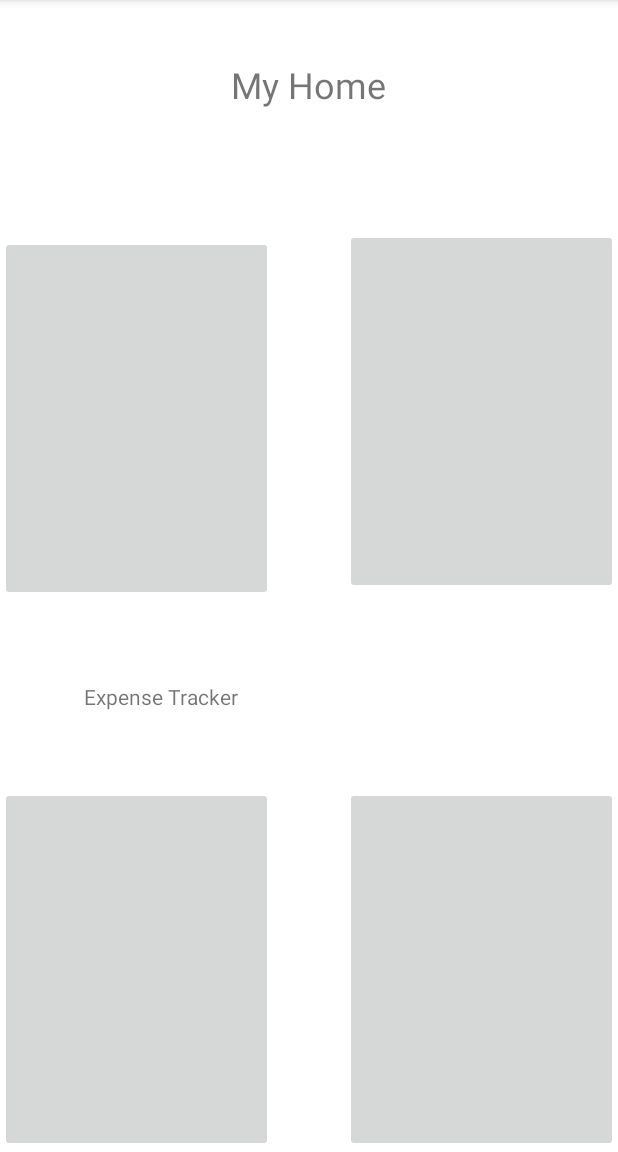
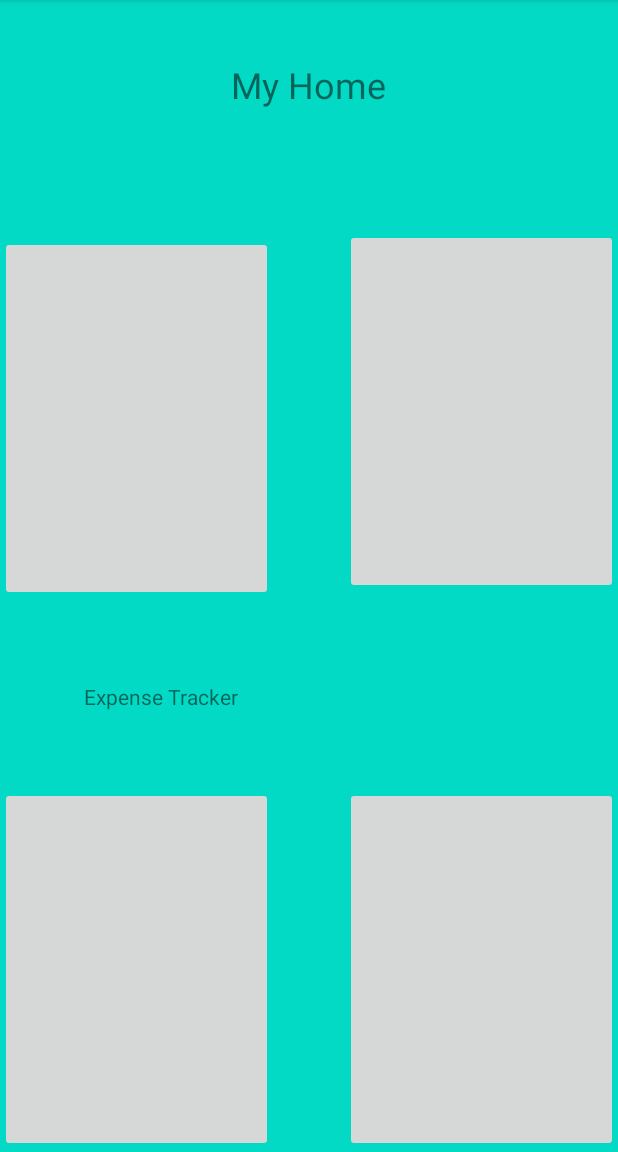
Before and after one commit to klazomania/Household_Organizor_2.0, an Android app: the Home_Screen screen opened directly, with no data from a screen before it, on a phone screen of 412 x 824 dp, the part 84-1236 px from its top. Run offline under Robolectric (Android 15) with nearby library versions, the phone set to English and light mode, and no system bars.

Commit message:
added color Backgrounds

```diff
--- a/app/src/main/res/layout/activity_chore_list.xml
+++ b/app/src/main/res/layout/activity_chore_list.xml
@@ -5,6 +5,7 @@
     android:layout_height="match_parent"
     xmlns:tools="http://schemas.android.com/tools"
     xmlns:app="http://schemas.android.com/apk/res-auto"
+    android:background="@color/teal_200"
     android:orientation="vertical"
     tools:context=".Chore_List">
 
--- a/app/src/main/res/layout/activity_events_list.xml
+++ b/app/src/main/res/layout/activity_events_list.xml
@@ -5,6 +5,7 @@
     xmlns:tools="http://schemas.android.com/tools"
     android:layout_width="match_parent"
     android:layout_height="match_parent"
+    android:background="@color/teal_200"
     tools:context=".Events_List">
 
 
--- a/app/src/main/res/layout/activity_expense_tracker.xml
+++ b/app/src/main/res/layout/activity_expense_tracker.xml
@@ -4,6 +4,7 @@
     xmlns:tools="http://schemas.android.com/tools"
     android:layout_width="match_parent"
     android:layout_height="match_parent"
+    android:background="@color/teal_200"
     tools:context=".Expense_Tracker">
 
 
@@ -16,6 +17,7 @@
         android:layout_marginStart="32dp"
         android:layout_marginBottom="32dp"
         android:onClick="goBack"
+        android:backgroundTint="@color/purple_200"
         android:src="@drawable/back_button"
         app:layout_constraintBottom_toBottomOf="parent"
         app:layout_constraintStart_toStartOf="parent" />
@@ -26,6 +28,7 @@
         android:layout_height="wrap_content"
         android:layout_marginEnd="32dp"
         android:layout_marginBottom="32dp"
+        android:backgroundTint="@color/purple_200"
         android:clickable="true"
         android:onClick="openAdd"
         app:layout_constraintBottom_toBottomOf="parent"
--- a/app/src/main/res/layout/activity_home_screen.xml
+++ b/app/src/main/res/layout/activity_home_screen.xml
@@ -3,6 +3,8 @@
     xmlns:app="http://schemas.android.com/apk/res-auto"
     xmlns:tools="http://schemas.android.com/tools"
     android:layout_width="match_parent"
+
+    android:background="@color/teal_200"
     android:layout_height="match_parent"
     tools:context=".Home_Screen">
 
```
